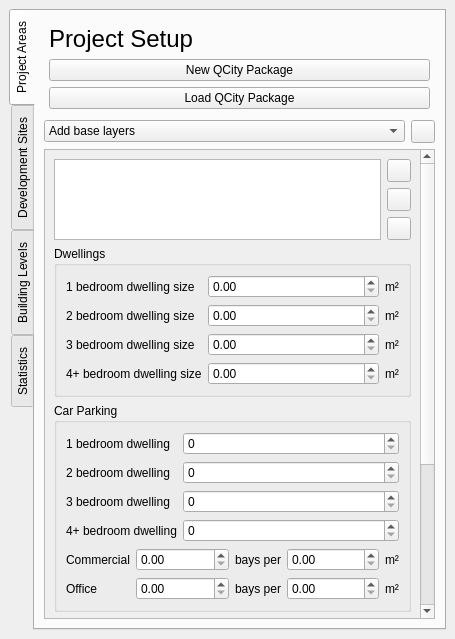
Above: qcity/ui/dockwidget_main.ui from north-road/QCity before the change. Below: the same form after it.
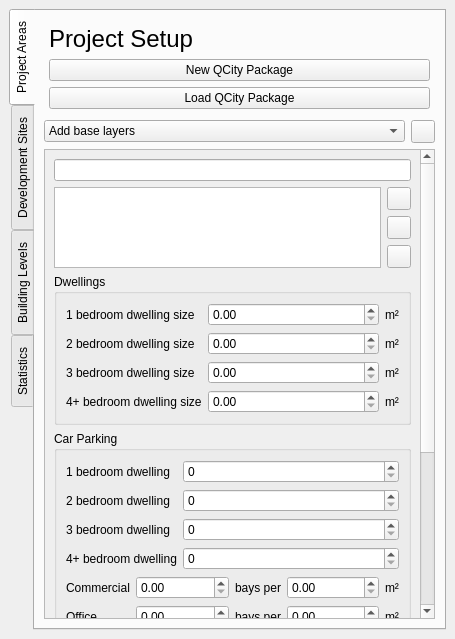
That is the form after the change. Custom widgets are drawn as their Qt base class.

Commit message: Add filter line edit widgets

```diff
--- a/qcity/ui/dockwidget_main.ui
+++ b/qcity/ui/dockwidget_main.ui
@@ -75,11 +75,14 @@
             <rect>
              <x>0</x>
              <y>0</y>
-             <width>371</width>
-             <height>776</height>
+             <width>374</width>
+             <height>808</height>
             </rect>
            </property>
            <layout class="QVBoxLayout" name="verticalLayout_7">
+            <item>
+             <widget class="QgsFilterLineEdit" name="project_areas_filter_line_edit"/>
+            </item>
             <item>
              <layout class="QHBoxLayout" name="horizontalLayout_3">
               <item>
@@ -2019,6 +2022,11 @@
    <extends>QSpinBox</extends>
    <header>qgis.gui</header>
   </customwidget>
+  <customwidget>
+   <class>QgsFilterLineEdit</class>
+   <extends>QLineEdit</extends>
+   <header>qgis.gui</header>
+  </customwidget>
  </customwidgets>
  <tabstops>
   <tabstop>tabWidget</tabstop>
```
Left out of the diff: 6 changed lines with no effect on the pictures. The commit also changes 5 other files.
